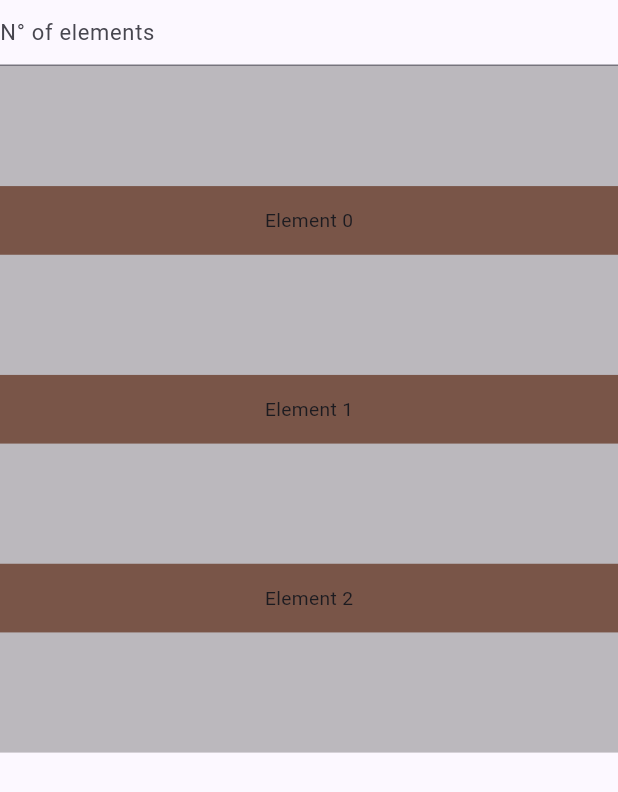
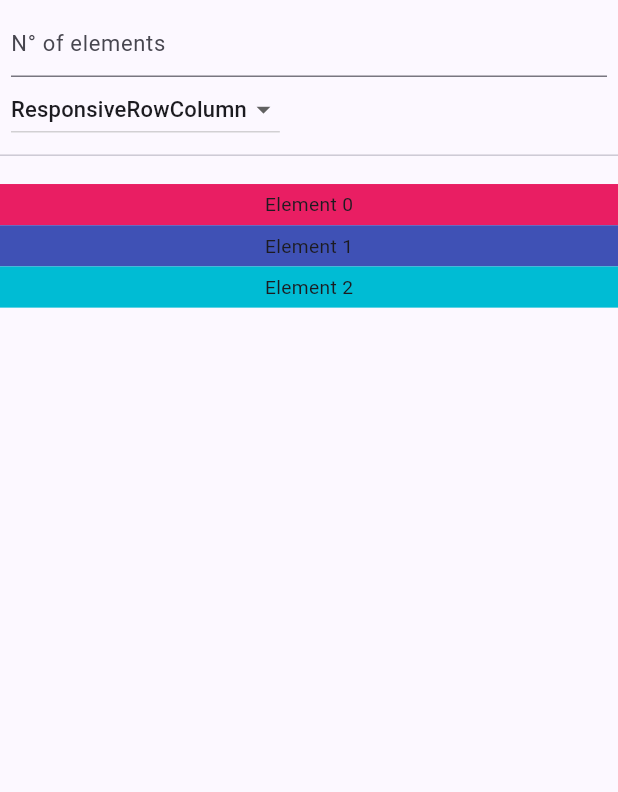
Before and after one commit to mdgb/md_composer_flutter, a Flutter app: the ResponsiveTestPage widget shown alone on an empty page, opened directly, on a phone screen of 412 x 824 dp. Shown: the top 792 px of the screen. Run offline on Flutter 3.47's test engine with Material 2 defaults, Android fonts, the phone set to English and light mode, and no system bars; our stand-ins replace firebase_auth, firebase_core, flutter_markdown, flutter_riverpod, go_router, responsive_framework and 1 more; accounts and stored records are empty; network calls fail.

Commit message:
responsive staggered gridview 1

```diff
--- a/lib/ui/pages/reponsive_test_page/reponsive_test_page.dart
+++ b/lib/ui/pages/reponsive_test_page/reponsive_test_page.dart
@@ -2,83 +2,112 @@ import 'dart:math';
 
 import 'package:flutter/material.dart';
 import 'package:flutter/services.dart';
+import 'package:flutter_riverpod/flutter_riverpod.dart';
+import 'package:flutter_staggered_grid_view/flutter_staggered_grid_view.dart';
+import 'package:md_composer_flutter/ui/pages/reponsive_test_page/responsive_test_provider.dart';
 import 'package:responsive_framework/responsive_framework.dart';
 
-class ResponsiveTestPage extends StatefulWidget {
+class ResponsiveTestPage extends ConsumerWidget {
+  final examples = const <String>[
+    'ResponsiveRowColumn',
+    'Wrap',
+    'GridView',
+    'StaggeredGridView'
+  ];
+
   const ResponsiveTestPage({Key? key}) : super(key: key);
 
   @override
-  State<ResponsiveTestPage> createState() => _ResponsiveTestPageState();
-}
+  Widget build(BuildContext context, WidgetRef ref) {
+    final _elementCount = ref.watch(elementCountProvider);
+    final _colors = ref.watch(colorsProvider);
+    final _example = ref.watch(exampleProvider);
 
-class _ResponsiveTestPageState extends State<ResponsiveTestPage> {
-  List _colors = [];
-  int _elementCount = 3;
-
-  @override
-  void initState() {
-    super.initState();
-    _colors = getRandomColors(3);
-  }
-
-  @override
-  Widget build(BuildContext context) {
     return ListView(
       controller: ScrollController(),
       children: [
-        Column(
-          mainAxisAlignment: MainAxisAlignment.start,
-          children: [
-            Container(
+        formController(ref, _example),
+        Divider(height: 2),
+        SizedBox(height: 20),
+        if (_example == 'ResponsiveRowColumn')
+          responsiveRowColumn(context, _elementCount, _colors),
+        if (_example == 'Wrap')
+          WrapExample(elementCount: _elementCount, colors: _colors),
+        if (_example == 'GridView')
+          gridViewExample(elementCount: _elementCount, colors: _colors),
+        if (_example == 'StaggeredGridView')
+          staggeredGridCountExample(
+              elementCount: _elementCount, colors: _colors),
+      ],
+    );
+  }
+
+  ResponsiveRowColumn responsiveRowColumn(
+      BuildContext context, int _elementCount, List<MaterialColor> _colors) {
+    return ResponsiveRowColumn(
+      layout: ResponsiveWrapper.of(context).isSmallerThan(TABLET)
+          ? ResponsiveRowColumnType.COLUMN
+          : ResponsiveRowColumnType.ROW,
+      // rowMainAxisAlignment: MainAxisAlignment.spaceEvenly,
+      rowCrossAxisAlignment: CrossAxisAlignment.start,
+      columnMainAxisAlignment: MainAxisAlignment.start,
+      columnVerticalDirection: VerticalDirection.down,
+
+      // columnCrossAxisAlignment: CrossAxisAlignment.stretch,
+      children: List.generate(
+        _elementCount,
+        (i) => ResponsiveRowColumnItem(
+          key: Key(i.toString()),
+          rowFlex: 1,
+          child: Container(
+            padding: EdgeInsets.all(5.0),
+            color: _colors[i],
+            child: Center(
+              child: Text('Element $i'),
+            ),
+          ),
+        ),
+      ),
+    );
+  }
+
+  Container formController(WidgetRef ref, String _example) {
+    return Container(
+      padding: EdgeInsets.all(8),
       child: Wrap(
+        direction: Axis.horizontal,
         children: [
           TextField(
             keyboardType: TextInputType.number,
-                    inputFormatters: [FilteringTextInputFormatter.digitsOnly],
-                    decoration: InputDecoration(hintText: 'N° of elements'),
+            inputFormatters: [
+              FilteringTextInputFormatter.digitsOnly,
+              LengthLimitingTextInputFormatter(3)
+            ],
+            decoration: const InputDecoration(hintText: 'N° of elements'),
             onChanged: (value) {
-                      print('VALUE $value');
-                      if (value.length == 0) {
-                        return null;
+              if (value.isEmpty) {
+                return;
               }
-                      var intValue = value.length > 0 ? int.parse(value) : 0;
-                      setState(() {
-                        _colors = getRandomColors(intValue);
-                        _elementCount = intValue;
-                      });
+              var intValue = value.isNotEmpty ? int.parse(value) : 0;
+              ref.read(colorsProvider.notifier).state =
+                  getRandomColors(intValue);
+              ref.read(elementCountProvider.notifier).state = intValue;
+            },
+          ),
+          DropdownButton(
+            value: _example,
+            items: examples.map<DropdownMenuItem<String>>((String value) {
+              return DropdownMenuItem<String>(
+                value: value,
+                child: Text(value),
+              );
+            }).toList(),
+            onChanged: (value) {
+              ref.read(exampleProvider.notifier).state = value.toString();
             },
           )
         ],
       ),
-            ),
-            Container(
-              color: Colors.black26,
-              height: 500,
-              child: ResponsiveRowColumn(
-                  layout: ResponsiveWrapper.of(context).isSmallerThan(TABLET)
-                      ? ResponsiveRowColumnType.COLUMN
-                      : ResponsiveRowColumnType.ROW,
-                  rowMainAxisAlignment: MainAxisAlignment.spaceEvenly,
-                  rowCrossAxisAlignment: CrossAxisAlignment.stretch,
-                  columnMainAxisAlignment: MainAxisAlignment.spaceEvenly,
-                  columnCrossAxisAlignment: CrossAxisAlignment.stretch,
-                  children: [
-                    for (int i = 0; i < _elementCount; i++)
-                      ResponsiveRowColumnItem(
-                        columnFlex: 1,
-                        rowFlex: 1,
-                        child: Container(
-                          height: 50,
-                          color: _colors[i],
-                          child: Center(
-                              child: Container(child: Text('Element $i'))),
-                        ),
-                      ),
-                  ]),
-            ),
-          ],
-        )
-      ],
     );
   }
 
@@ -87,10 +116,152 @@ class _ResponsiveTestPageState extends State<ResponsiveTestPage> {
   }
 
   getRandomColors(int) {
-    var colors = [];
+    List<MaterialColor> colors = [];
     for (var i = 0; i < int; i++) {
       colors.add(getRandomColor());
     }
     return colors;
   }
 }
+
+class staggeredGridCountExample extends StatelessWidget {
+  const staggeredGridCountExample({
+    Key? key,
+    required int elementCount,
+    required List<MaterialColor> colors,
+  })  : _elementCount = elementCount,
+        _colors = colors,
+        super(key: key);
+
+  final int _elementCount;
+  final List<MaterialColor> _colors;
+
+  @override
+  Widget build(BuildContext context) {
+    final h_axisCount =
+        ResponsiveWrapper.of(context).isSmallerThan(TABLET) ? 2 : 8;
+    List<int> hSizes = generateRandomNumbersToSum(_elementCount, h_axisCount);
+    return StaggeredGrid.count(
+      crossAxisCount: h_axisCount,
+      mainAxisSpacing: 4,
+      crossAxisSpacing: 4,
+      children: [
+        for (var i = 0; i < _elementCount; i++)
+          StaggeredGridTile.count(
+            crossAxisCellCount: hSizes[i],
+            mainAxisCellCount: 1,
+            child: Container(
+              color: _colors[i],
+              child: Center(child: Text('Element $i')),
+            ),
+          )
+      ],
+    );
+  }
+
+  int randombetween(int min, int max) {
+    return Random().nextInt(max) + min;
+  }
+
+  generateRandomNumbersToSum(int elementCount, int h_axisCount) {
+    print('generateRandomNumbersToSum $elementCount , $h_axisCount');
+    int remainingRows = elementCount;
+    List<int> sizes = [];
+    for (var c = 0; c < elementCount; c++) {
+      if (remainingRows <= 0) {
+        return sizes;
+      }
+      int elementsInRow = Random().nextInt(h_axisCount) + 1;
+      remainingRows = remainingRows - elementsInRow;
+      print('elementsInRow $elementsInRow');
+      var r = <int>[];
+      var currsum = 0;
+      for (var i = 0; i < elementsInRow - 1; i++) {
+        int newRandom =
+            randombetween(1, h_axisCount - (elementsInRow - i - 1) - currsum);
+        print('newRandom $newRandom');
+        r.add(newRandom);
+        currsum = currsum + r[i];
+      }
+      r.add(h_axisCount - currsum);
+      print('RRR $r');
+      sizes.addAll(r);
+    }
+
+    return sizes;
+  }
+}
+
+class gridViewExample extends StatelessWidget {
+  const gridViewExample({
+    Key? key,
+    required int elementCount,
+    required List<MaterialColor> colors,
+  })  : _elementCount = elementCount,
+        _colors = colors,
+        super(key: key);
+
+  final int _elementCount;
+  final List<MaterialColor> _colors;
+
+  @override
+  Widget build(BuildContext context) {
+    return GridView.builder(
+      padding: EdgeInsets.all(8),
+      shrinkWrap: true,
+      physics: NeverScrollableScrollPhysics(),
+      itemCount: _elementCount,
+      gridDelegate: SliverGridDelegateWithFixedCrossAxisCount(
+        crossAxisCount:
+            ResponsiveWrapper.of(context).isSmallerThan(TABLET) ? 2 : 8,
+        mainAxisSpacing: 8,
+        crossAxisSpacing: 8,
+        childAspectRatio: 16 / 9,
+      ),
+      itemBuilder: (context, index) {
+        return Container(
+          color: _colors[index],
+          child: Center(child: Text('Element $index')),
+        );
+      },
+    );
+  }
+}
+
+class WrapExample extends StatelessWidget {
+  const WrapExample({
+    Key? key,
+    required int elementCount,
+    required List<MaterialColor> colors,
+  })  : _elementCount = elementCount,
+        _colors = colors,
+        super(key: key);
+
+  final int _elementCount;
+  final List<MaterialColor> _colors;
+
+  @override
+  Widget build(BuildContext context) {
+    return Container(
+      padding: EdgeInsets.all(10),
+      child: Wrap(
+        alignment: WrapAlignment.spaceAround,
+        // runSpacing: 5,
+        // spacing: 5,
+        children: [
+          for (var i = 0; i < _elementCount; i++)
+            LayoutBuilder(
+              builder: ((context, constraints) => Container(
+                    width: ResponsiveWrapper.of(context).isSmallerThan(TABLET)
+                        ? constraints.maxWidth / 2
+                        : constraints.maxWidth / 8,
+                    color: _colors[i],
+                    padding: EdgeInsets.all(24),
+                    child: Text('Element $i'),
+                  )),
+            ),
+        ],
+      ),
+    );
+  }
+}
--- /dev/null
+++ b/lib/ui/pages/reponsive_test_page/responsive_test_provider.dart
@@ -0,0 +1,10 @@
+import 'package:flutter/material.dart';
+import 'package:flutter_riverpod/flutter_riverpod.dart';
+
+final colorsProvider = StateProvider<List<MaterialColor>>((ref) => [
+      Colors.primaries[1],
+      Colors.primaries[4],
+      Colors.primaries[7],
+    ]);
+final elementCountProvider = StateProvider((ref) => 3);
+final exampleProvider = StateProvider((ref) => 'ResponsiveRowColumn');
--- a/lib/ui/templates/base_template.dart
+++ b/lib/ui/templates/base_template.dart
@@ -23,11 +23,11 @@ class BaseTemplate extends ConsumerWidget {
       drawer: ResponsiveWrapper.of(context).isSmallerThan(TABLET)
           ? DrawerExpandableComponent()
           : null,
-      body: getBodyLayout(context),
+      body: getBodyLayout(context, page),
     );
   }
 
-  getBodyLayout(context) {
+  getBodyLayout(context, page) {
     if (ResponsiveWrapper.of(context).isSmallerThan(TABLET)) {
       return page;
     } else {
--- a/pubspec.yaml
+++ b/pubspec.yaml
@@ -44,6 +44,7 @@ dependencies:
   responsive_framework: ^0.2.0
   flutter_markdown: ^0.6.10+2
   url_launcher: ^6.1.4
+  flutter_staggered_grid_view: ^0.6.2
 
 dev_dependencies:
   flutter_test:
```
Also changed, not shown: lib/ui/pages/home_page/home_page.dart (+9 -1 lines), pubspec.lock. Lines whose indentation alone changed are shown as unchanged.
